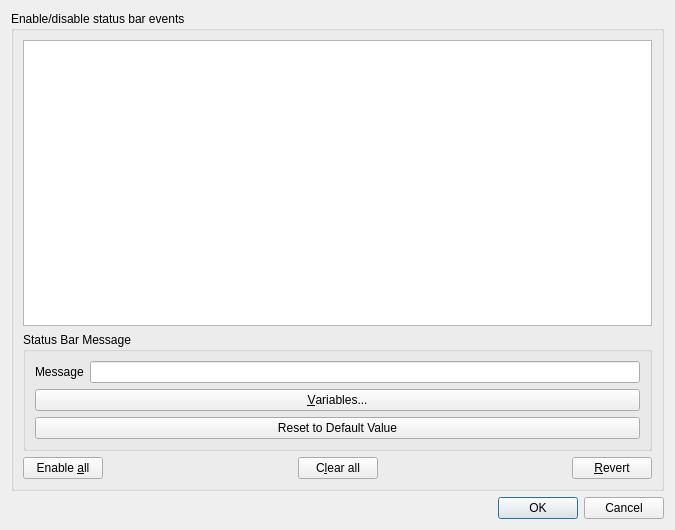
Before: the Qt Designer form Client/qtTeamTalk/statusbardlg.ui in BearWare/TeamTalk5, drawn with Qt 5.
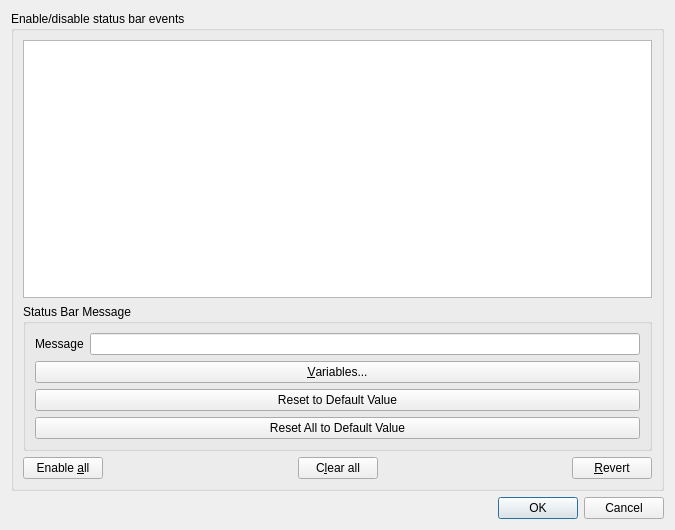
After: the same form once the commit is applied. Custom widgets are drawn as their Qt base class.

Commit message: Ability to restore all custom TTS and status bar events to default values

```diff
--- a/Client/qtTeamTalk/statusbardlg.ui
+++ b/Client/qtTeamTalk/statusbardlg.ui
@@ -76,6 +76,13 @@
            </property>
           </widget>
          </item>
+         <item>
+          <widget class="QPushButton" name="SBDefAllValButton">
+           <property name="text">
+            <string>Reset All to Default Value</string>
+           </property>
+          </widget>
+         </item>
         </layout>
        </widget>
       </item>
```
The commit also changes 6 other files.
